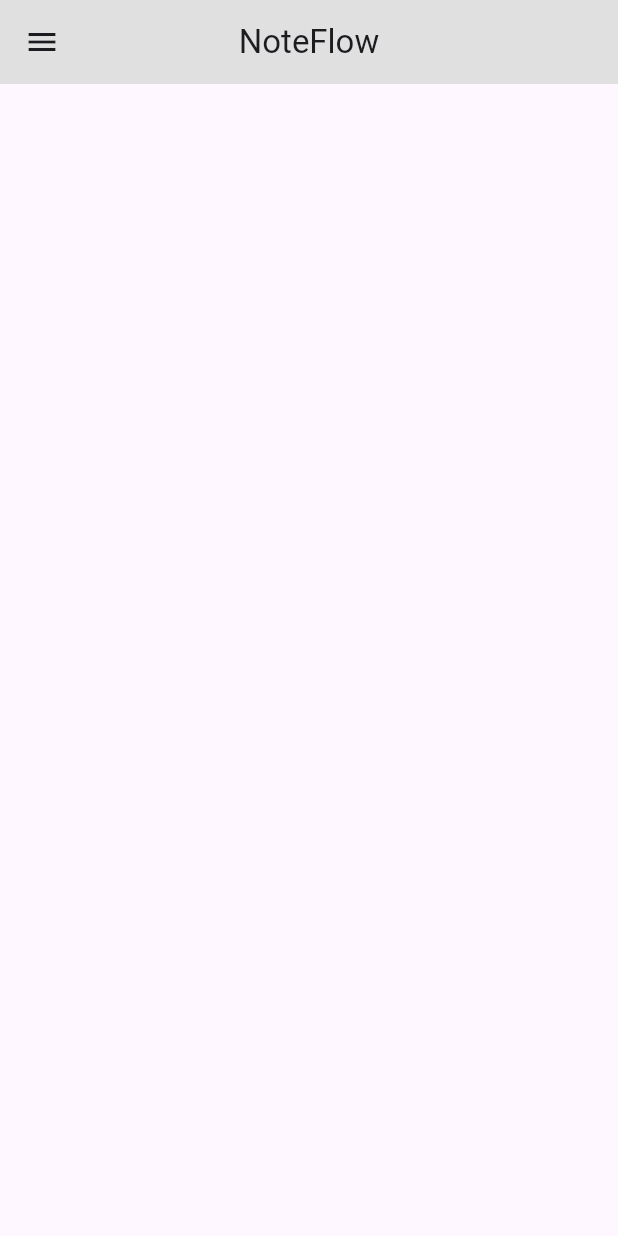
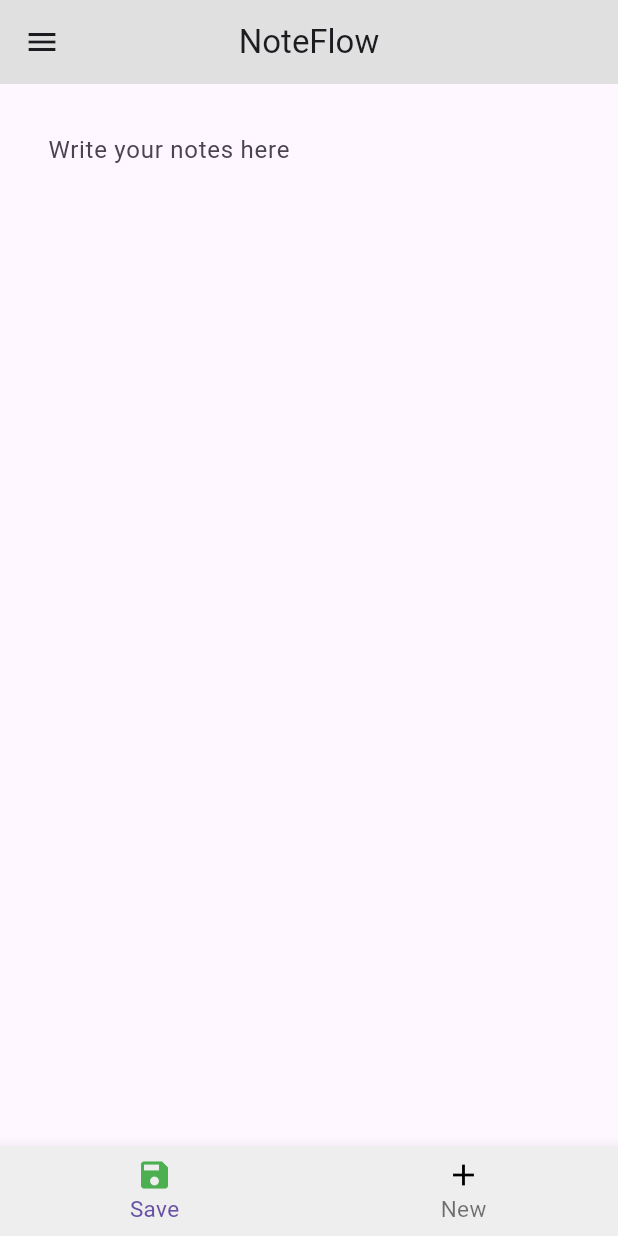
Before and after one commit to Majok-Bol/note_app, a Flutter app: the screen it shows after launch, on a phone screen of 412 x 824 dp. Run offline on Flutter 3.47's test engine with Material 3 defaults, Android fonts, the phone set to English and light mode, and no system bars.

Commit message:
added bottom navbar

```diff
--- a/lib/pages/home_page.dart
+++ b/lib/pages/home_page.dart
@@ -1,5 +1,6 @@
 import 'package:flutter/cupertino.dart';
 import 'package:flutter/material.dart';
+import 'package:note_app/pages/text_area.dart';
 
 class HomePage extends StatelessWidget{
   const HomePage({super.key});
@@ -24,31 +25,36 @@ class HomePage extends StatelessWidget{
 
               },
               title:Text('View notes'),
-              leading: Icon(Icons.sticky_note_2_outlined),),),
+              leading: Icon(Icons.notes),),),
             Padding(padding: EdgeInsets.all(2),
               child: ListTile(
                 onTap:() {
 
                 },
                 title:Text('Favorites'),
-                leading: Icon(Icons.favorite),),),
+                leading: Icon(Icons.star_border,),),),
             Padding(padding: EdgeInsets.all(2),
               child: ListTile(
                 onTap:() {
 
                 },
                 title:Text('Switch Mode'),
-                leading: Icon(Icons.sunny),),),
-            Padding(padding: EdgeInsets.all(2),
-              child: ListTile(
-                onTap:() {
-
-                },
-                title:Text('Logout'),
-      leading: Icon(Icons.logout),),),
+                leading: Icon(Icons.brightness_2),),),
           ],
         ),
       ),
+      body:TextArea(),
+      bottomNavigationBar:Theme(data:Theme.of(context).copyWith(bottomNavigationBarTheme: BottomNavigationBarThemeData(
+          selectedLabelStyle: TextStyle(fontSize:15),
+        unselectedLabelStyle: TextStyle(fontSize: 15),
+      )), child:BottomNavigationBar(
+        backgroundColor: Colors.grey.shade200,
+        items: [
+        BottomNavigationBarItem(icon:Icon(Icons.save,color: Colors.green,),label: 'Save'),
+        BottomNavigationBarItem(icon: Icon(Icons.add,color: Colors.black,),label: 'New'),
+        // BottomNavigationBarItem(icon:Icon(Icons.search),label: 'Search')
+      ]))
+
     );
   }
 
--- /dev/null
+++ b/lib/pages/text_area.dart
@@ -0,0 +1,34 @@
+//handle text input
+import 'package:flutter/cupertino.dart';
+import 'package:flutter/material.dart';
+
+class TextArea extends StatelessWidget{
+  @override
+  Widget build(BuildContext context){
+    return Scaffold(
+      // backgroundColor: Colors.grey.shade200,
+      body:Container(
+
+        height: 500,
+        padding: EdgeInsets.all(10),
+        child:Padding(padding: EdgeInsets.all(12),
+
+        child: TextField(
+          expands: true,
+          maxLines: null,
+          minLines: null,
+          textAlignVertical: TextAlignVertical.top,
+          decoration: InputDecoration(
+            border: InputBorder.none,
+            contentPadding: EdgeInsets.all(10),
+
+            hintText: 'Write your notes here',
+            // border: OutlineInputBorder()
+          ),
+        ),
+      ),
+      ),
+    );
+
+  }
+}
```
